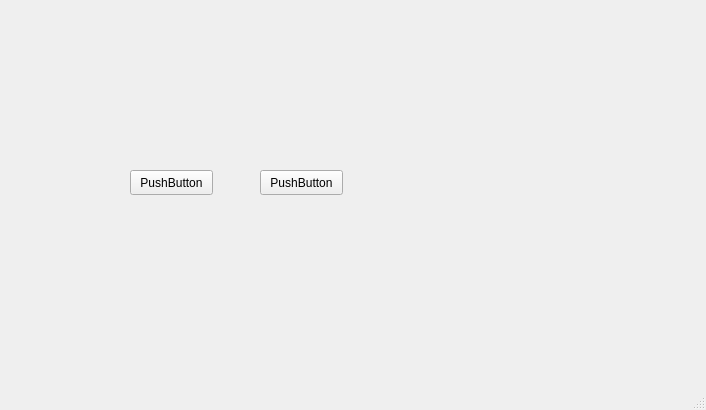
Before: the Qt Designer form mainwindow.ui in baseoleph/shutdowner, drawn with Qt 5.
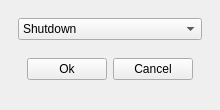
After: the same form once the commit is applied.

```diff
--- a/mainwindow.ui
+++ b/mainwindow.ui
@@ -6,62 +6,69 @@
    <rect>
     <x>0</x>
     <y>0</y>
-    <width>706</width>
-    <height>410</height>
+    <width>220</width>
+    <height>110</height>
    </rect>
   </property>
+  <property name="sizePolicy">
+   <sizepolicy hsizetype="Fixed" vsizetype="Fixed">
+    <horstretch>0</horstretch>
+    <verstretch>0</verstretch>
+   </sizepolicy>
+  </property>
   <property name="windowTitle">
-   <string>MainWindow</string>
+   <string>Shutdowner</string>
+  </property>
+  <property name="iconSize">
+   <size>
+    <width>0</width>
+    <height>0</height>
+   </size>
   </property>
   <widget class="QWidget" name="centralwidget">
-   <widget class="QWidget" name="widget" native="true">
-    <property name="geometry">
-     <rect>
-      <x>100</x>
-      <y>120</y>
-      <width>341</width>
-      <height>121</height>
-     </rect>
-    </property>
-    <widget class="QPushButton" name="pushButton">
-     <property name="geometry">
-      <rect>
-       <x>30</x>
-       <y>50</y>
-       <width>83</width>
-       <height>25</height>
-      </rect>
-     </property>
-     <property name="text">
-      <string>PushButton</string>
-     </property>
-    </widget>
-    <widget class="QPushButton" name="pushButton_2">
-     <property name="geometry">
-      <rect>
-       <x>160</x>
-       <y>50</y>
-       <width>83</width>
-       <height>25</height>
-      </rect>
-     </property>
-     <property name="text">
-      <string>PushButton</string>
-     </property>
-    </widget>
-   </widget>
+   <layout class="QVBoxLayout" name="verticalLayout_2">
+    <item>
+     <widget class="QWidget" name="widget_2" native="true">
+      <layout class="QVBoxLayout" name="verticalLayout">
+       <item>
+        <widget class="QComboBox" name="comboBox">
+         <item>
+          <property name="text">
+           <string>Shutdown</string>
+          </property>
+         </item>
+         <item>
+          <property name="text">
+           <string>Restart</string>
+          </property>
+         </item>
+        </widget>
+       </item>
+       <item>
+        <widget class="QWidget" name="widget" native="true">
+         <layout class="QHBoxLayout" name="horizontalLayout">
+          <item>
+           <widget class="QPushButton" name="pushButtonOk">
+            <property name="text">
+             <string>Ok</string>
+            </property>
+           </widget>
+          </item>
+          <item>
+           <widget class="QPushButton" name="pushButtonCancel">
+            <property name="text">
+             <string>Cancel</string>
+            </property>
+           </widget>
+          </item>
+         </layout>
+        </widget>
+       </item>
+      </layout>
+     </widget>
+    </item>
+   </layout>
   </widget>
-  <widget class="QMenuBar" name="menubar">
-   <property name="geometry">
-    <rect>
-     <x>0</x>
-     <y>0</y>
-     <width>706</width>
-     <height>22</height>
-    </rect>
-   </property>
-  </widget>
-  <widget class="QStatusBar" name="statusbar"/>
  </widget>
  <resources/>
  <connections/>
```
